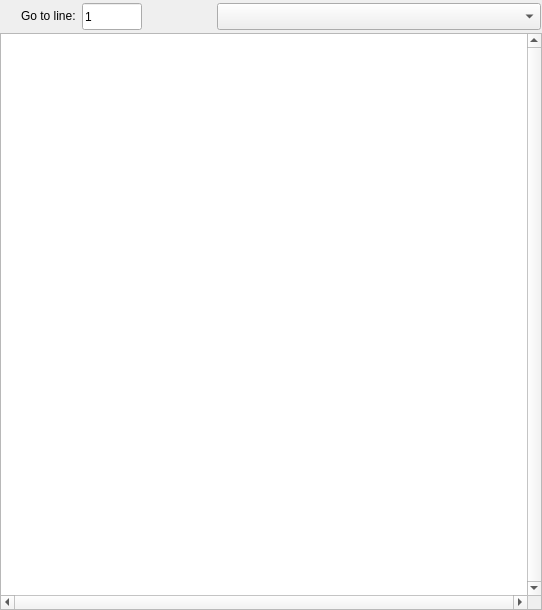
First picture: the form in Qt/brqtEditorWindow.ui, repository jonklein/breve, before the edit.
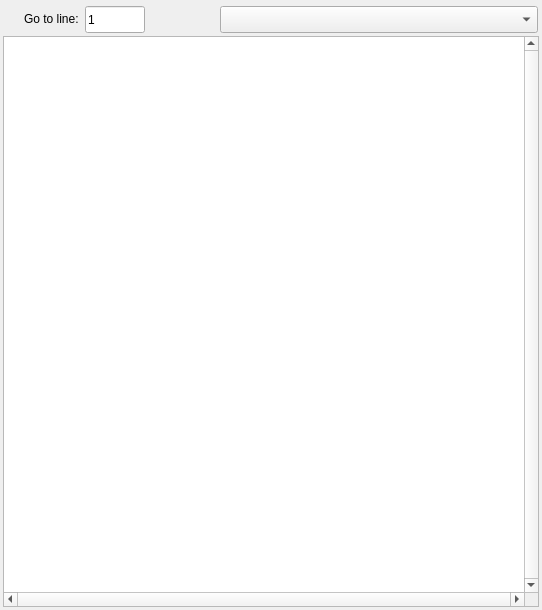
Second picture: the form after the edit. Custom widgets are drawn as their Qt base class.

```diff
--- a/Qt/brqtEditorWindow.ui
+++ b/Qt/brqtEditorWindow.ui
@@ -31,7 +31,7 @@
   </property>
   <layout class="QVBoxLayout" >
    <property name="margin" >
-    <number>0</number>
+    <number>3</number>
    </property>
    <property name="spacing" >
     <number>2</number>
```
